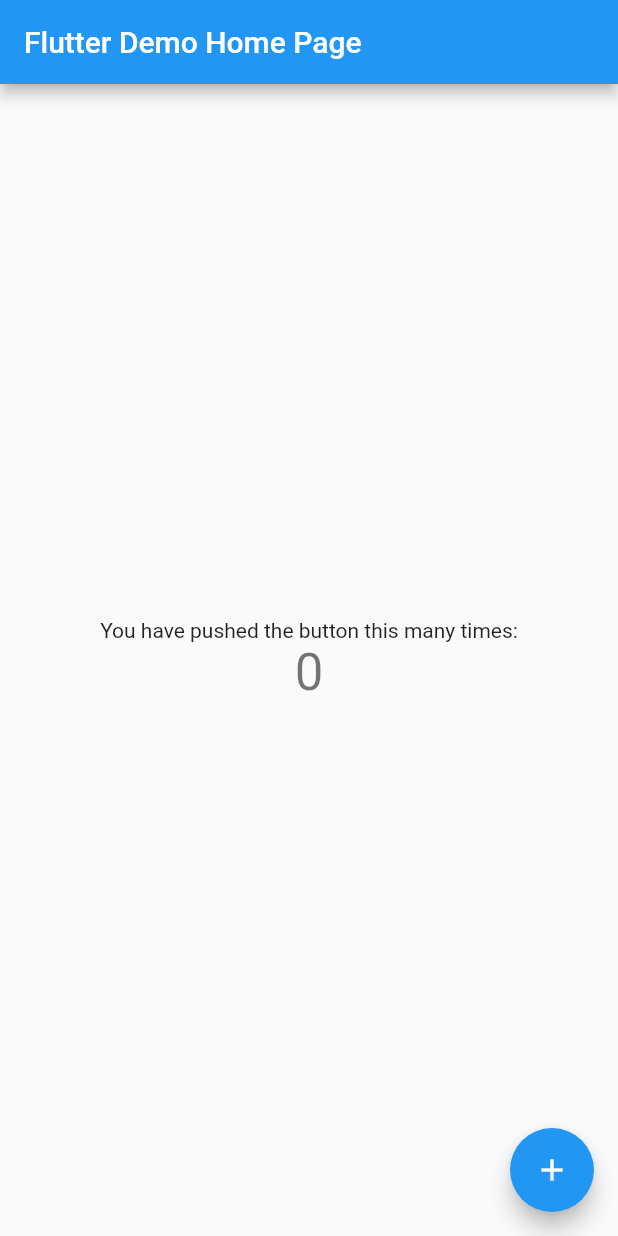
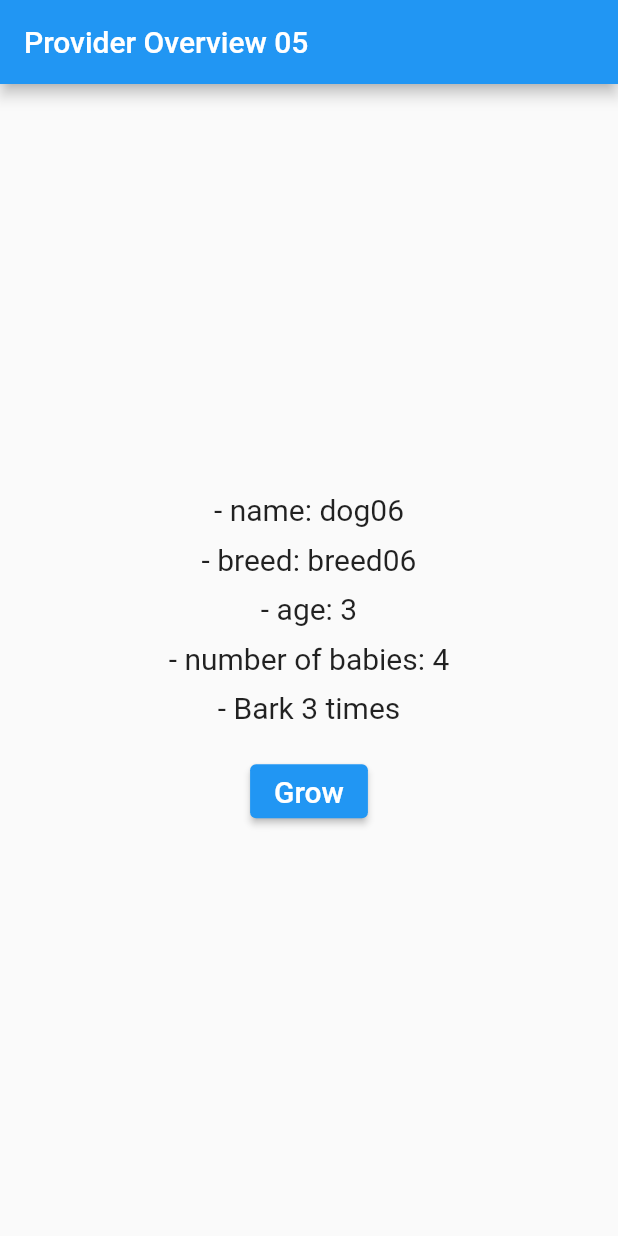
Before and after one commit to jyryuitpro/provider_overview_07, a Flutter app: the screen it shows after launch, on a phone screen of 412 x 824 dp. Run offline on Flutter 3.47's test engine with Material 2 defaults, Android fonts, the phone set to English and light mode, and no system bars.

Commit message:
StreamProvider

```diff
--- a/lib/main.dart
+++ b/lib/main.dart
@@ -1,4 +1,7 @@
 import 'package:flutter/material.dart';
+import 'package:provider/provider.dart';
+import 'package:provider_overview_07/models/babies.dart';
+import 'package:provider_overview_07/models/dog.dart';
 
 void main() {
   runApp(const MyApp());
@@ -10,106 +13,131 @@ class MyApp extends StatelessWidget {
   // This widget is the root of your application.
   @override
   Widget build(BuildContext context) {
-    return MaterialApp(
-      title: 'Flutter Demo',
-      theme: ThemeData(
-        // This is the theme of your application.
-        //
-        // Try running your application with "flutter run". You'll see the
-        // application has a blue toolbar. Then, without quitting the app, try
-        // changing the primarySwatch below to Colors.green and then invoke
-        // "hot reload" (press "r" in the console where you ran "flutter run",
-        // or simply save your changes to "hot reload" in a Flutter IDE).
-        // Notice that the counter didn't reset back to zero; the application
-        // is not restarted.
-        primarySwatch: Colors.blue,
+    return MultiProvider(
+      providers: [
+        ChangeNotifierProvider<Dog>(
+            create: (context) => Dog(name: 'dog06', breed: 'breed06', age: 3)),
+        FutureProvider<int>(
+          initialData: 0,
+          create: (context) {
+            final int dogAge = context.read<Dog>().age;
+            final babies = Babies(age: dogAge);
+            return babies.getBabies();
+          },
+        ),
+        StreamProvider<String>(
+          initialData: 'Bark 0 times',
+          create: (context) {
+            final int dogAge = context.read<Dog>().age;
+            final babies = Babies(age: dogAge * 2);
+            return babies.bark();
+          },
+        ),
+      ],
+      child: MaterialApp(
+        title: 'Provider Overview 06',
+        debugShowCheckedModeBanner: false,
+        theme: ThemeData(
+          primarySwatch: Colors.blue,
+        ),
+        home: const MyHomePage(),
       ),
-      home: const MyHomePage(title: 'Flutter Demo Home Page'),
     );
   }
 }
 
 class MyHomePage extends StatefulWidget {
-  const MyHomePage({Key? key, required this.title}) : super(key: key);
-
-  // This widget is the home page of your application. It is stateful, meaning
-  // that it has a State object (defined below) that contains fields that affect
-  // how it looks.
-
-  // This class is the configuration for the state. It holds the values (in this
-  // case the title) provided by the parent (in this case the App widget) and
-  // used by the build method of the State. Fields in a Widget subclass are
-  // always marked "final".
-
-  final String title;
+  const MyHomePage({Key? key}) : super(key: key);
 
   @override
   State<MyHomePage> createState() => _MyHomePageState();
 }
 
 class _MyHomePageState extends State<MyHomePage> {
-  int _counter = 0;
+  @override
+  Widget build(BuildContext context) {
+    return Scaffold(
+      appBar: AppBar(
+        title: Text('Provider Overview 05'),
+      ),
+      body: Center(
+        child: Column(
+          mainAxisAlignment: MainAxisAlignment.center,
+          mainAxisSize: MainAxisSize.min,
+          children: [
+            Text(
+              '- name: ${context.watch<Dog>().name}',
+              style: TextStyle(fontSize: 20.0),
+            ),
+            SizedBox(
+              height: 10.0,
+            ),
+            BreedAndAge(),
+          ],
+        ),
+      ),
+    );
+  }
+}
 
-  void _incrementCounter() {
-    setState(() {
-      // This call to setState tells the Flutter framework that something has
-      // changed in this State, which causes it to rerun the build method below
-      // so that the display can reflect the updated values. If we changed
-      // _counter without calling setState(), then the build method would not be
-      // called again, and so nothing would appear to happen.
-      _counter++;
-    });
-  }
+class BreedAndAge extends StatelessWidget {
+  const BreedAndAge({Key? key}) : super(key: key);
 
   @override
   Widget build(BuildContext context) {
-    // This method is rerun every time setState is called, for instance as done
-    // by the _incrementCounter method above.
-    //
-    // The Flutter framework has been optimized to make rerunning build methods
-    // fast, so that you can just rebuild anything that needs updating rather
-    // than having to individually change instances of widgets.
-    return Scaffold(
-      appBar: AppBar(
-        // Here we take the value from the MyHomePage object that was created by
-        // the App.build method, and use it to set our appbar title.
-        title: Text(widget.title),
-      ),
-      body: Center(
-        // Center is a layout widget. It takes a single child and positions it
-        // in the middle of the parent.
-        child: Column(
-          // Column is also a layout widget. It takes a list of children and
-          // arranges them vertically. By default, it sizes itself to fit its
-          // children horizontally, and tries to be as tall as its parent.
-          //
-          // Invoke "debug painting" (press "p" in the console, choose the
-          // "Toggle Debug Paint" action from the Flutter Inspector in Android
-          // Studio, or the "Toggle Debug Paint" command in Visual Studio Code)
-          // to see the wireframe for each widget.
-          //
-          // Column has various properties to control how it sizes itself and
-          // how it positions its children. Here we use mainAxisAlignment to
-          // center the children vertically; the main axis here is the vertical
-          // axis because Columns are vertical (the cross axis would be
-          // horizontal).
-          mainAxisAlignment: MainAxisAlignment.center,
-          children: <Widget>[
-            const Text(
-              'You have pushed the button this many times:',
-            ),
-            Text(
-              '$_counter',
-              style: Theme.of(context).textTheme.headline4,
-            ),
-          ],
+    return Column(
+      children: [
+        Text(
+          '- breed: ${context.select<Dog, String>((Dog dog) => dog.breed)}',
+          style: TextStyle(fontSize: 20.0),
         ),
-      ),
-      floatingActionButton: FloatingActionButton(
-        onPressed: _incrementCounter,
-        tooltip: 'Increment',
-        child: const Icon(Icons.add),
-      ), // This trailing comma makes auto-formatting nicer for build methods.
+        SizedBox(
+          height: 10.0,
+        ),
+        Age(),
+      ],
     );
   }
 }
+
+class Age extends StatelessWidget {
+  const Age({Key? key}) : super(key: key);
+
+  @override
+  Widget build(BuildContext context) {
+    return Column(
+      children: [
+        Text(
+          '- age: ${context.select<Dog, int>((Dog dog) => dog.age)}',
+          style: TextStyle(fontSize: 20.0),
+        ),
+        SizedBox(
+          height: 10.0,
+        ),
+        Text(
+          '- number of babies: ${context.watch<int>()}',
+          style: TextStyle(fontSize: 20.0),
+        ),
+        SizedBox(
+          height: 10.0,
+        ),
+        Text(
+          '- ${context.watch<String>()}',
+          style: TextStyle(fontSize: 20.0),
+        ),
+        SizedBox(
+          height: 20.0,
+        ),
+        ElevatedButton(
+          onPressed: () => context.read<Dog>().grow(),
+          child: Text(
+            'Grow',
+            style: TextStyle(
+              fontSize: 20.0,
+            ),
+          ),
+        ),
+      ],
+    );
+  }
+}
--- /dev/null
+++ b/lib/models/babies.dart
@@ -0,0 +1,26 @@
+class Babies {
+  final int age;
+
+  Babies({
+    required this.age,
+  });
+
+  Future<int> getBabies() async {
+    await Future.delayed(Duration(seconds: 3));
+
+    if (age > 1 && age < 5) {
+      return 4;
+    } else if ( age <= 1) {
+      return 0;
+    } else {
+      return 2;
+    }
+  }
+
+  Stream<String> bark() async* {
+    for (int i = 1; i < age; i++) {
+      await Future.delayed(Duration(seconds: 2));
+      yield 'Bark $i times';
+    }
+  }
+}
--- /dev/null
+++ b/lib/models/dog.dart
@@ -0,0 +1,18 @@
+import 'package:flutter/material.dart';
+
+class Dog with ChangeNotifier{
+  final String name;
+  final String breed;
+  int age;
+
+  Dog({
+    required this.name,
+    required this.breed,
+    this.age = 1,
+  });
+
+  void grow() {
+    age++;
+    notifyListeners();
+  }
+}
--- a/pubspec.yaml
+++ b/pubspec.yaml
@@ -34,6 +34,7 @@ dependencies:
   # The following adds the Cupertino Icons font to your application.
   # Use with the CupertinoIcons class for iOS style icons.
   cupertino_icons: ^1.0.2
+  provider: ^6.0.1
 
 dev_dependencies:
   flutter_test:
```
Also changed, not shown: pubspec.lock.
